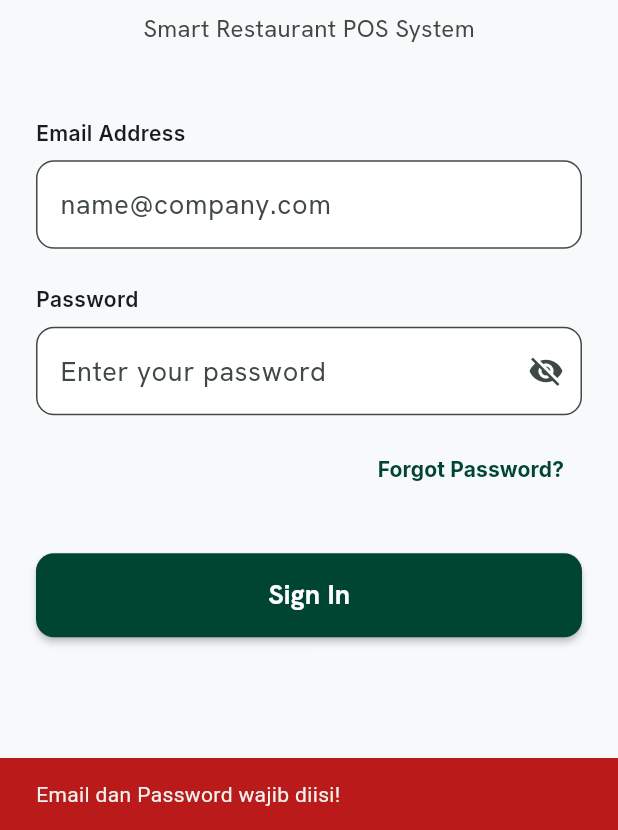
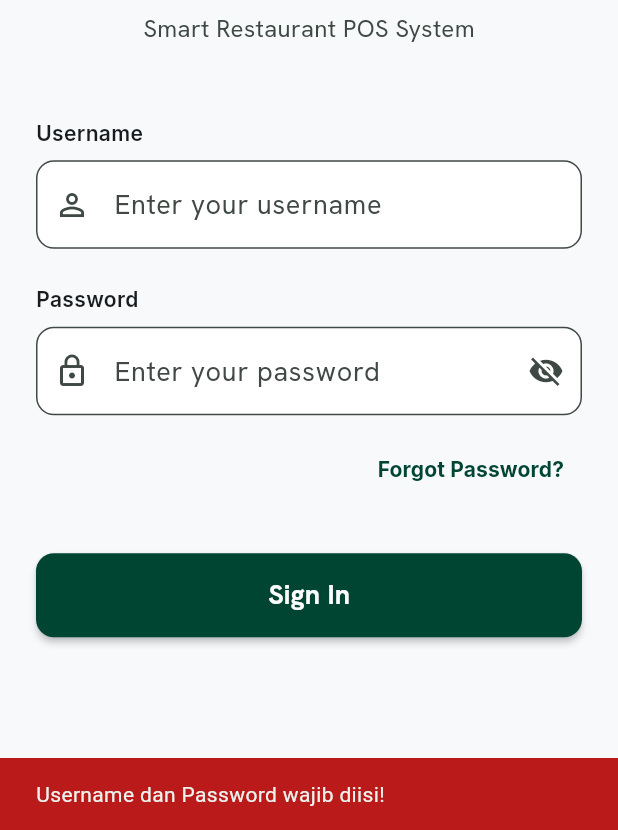
Before and after one commit to Valdric/tubes_sab_baru, a Flutter app: the screen it shows after launch, after a tap on "Sign In", on a phone screen of 412 x 824 dp, the part 406-1236 px from its top. Run offline on Flutter 3.47's test engine with Material 3 defaults, Android fonts, the phone set to English and light mode, and no system bars; our stand-ins replace google_fonts.

Commit message:
fix: endpoint login & body request

```diff
--- a/lib/core/services/api_service.dart
+++ b/lib/core/services/api_service.dart
@@ -4,13 +4,16 @@ import 'package:http/http.dart' as http;
 class ApiService {
   static const String baseUrl = "https://bemobilepos-production.up.railway.app/api/v1";
 
-  Future<Map<String, dynamic>> login(String email, String password) async {
+  Future<Map<String, dynamic>> login(String username, String password) async {
     try {
       final response = await http.post(
-        Uri.parse('$baseUrl/login'),
-        headers: {'Content-Type': 'application/json'},
+        Uri.parse('$baseUrl/auth/login'),
+        headers: {
+          'Content-Type': 'application/json',
+          'Accept': 'application/json',
+        },
         body: jsonEncode({
-          'email': email,
+          'username': username,
           'password': password,
         }),
       );
@@ -18,7 +21,9 @@ class ApiService {
       if (response.statusCode == 200) {
         return jsonDecode(response.body);
       } else if (response.statusCode == 401) {
-        throw 'Email atau Password salah!';
+        throw 'Username atau Password salah!';
+      } else if (response.statusCode == 422) {
+        throw 'Format data tidak valid (422)';
       } else {
         throw 'Gagal terhubung ke server (${response.statusCode})';
       }
--- a/lib/features/auth/screens/login_screen.dart
+++ b/lib/features/auth/screens/login_screen.dart
@@ -15,16 +15,16 @@ class _LoginScreenState extends State<LoginScreen> {
   bool _isPasswordVisible = false;
   bool _isLoading = false; // TAMBAHKAN LOADING STATE
 
-  final TextEditingController _emailController = TextEditingController();
+  final TextEditingController _usernameController = TextEditingController();
   final TextEditingController _passwordController = TextEditingController();
   final ApiService _apiService = ApiService(); // INISIALISASI API SERVICE
 
   // FUNGSI LOGIKA LOGIN KE API
   void _handleLogin() async {
     // Validasi input kosong
-    if (_emailController.text.isEmpty || _passwordController.text.isEmpty) {
+    if (_usernameController.text.isEmpty || _passwordController.text.isEmpty) {
       ScaffoldMessenger.of(context).showSnackBar(
-        const SnackBar(content: Text('Email dan Password wajib diisi!'), backgroundColor: AppColors.error),
+        const SnackBar(content: Text('Username dan Password wajib diisi!'), backgroundColor: AppColors.error),
       );
       return;
     }
@@ -34,7 +34,7 @@ class _LoginScreenState extends State<LoginScreen> {
     try {
       // Panggil fungsi login dari ApiService
       final result = await _apiService.login(
-        _emailController.text,
+        _usernameController.text,
         _passwordController.text,
       );
 
@@ -107,7 +107,7 @@ class _LoginScreenState extends State<LoginScreen> {
 
                 // Form Login
                 Text(
-                  'Email Address',
+                  'Username',
                   style: GoogleFonts.inter(
                     fontSize: 14,
                     fontWeight: FontWeight.w600,
@@ -116,11 +116,12 @@ class _LoginScreenState extends State<LoginScreen> {
                 ),
                 const SizedBox(height: 8),
                 TextField(
-                  controller: _emailController,
-                  keyboardType: TextInputType.emailAddress,
+                  controller: _usernameController,
+                  keyboardType: TextInputType.text,
                   enabled: !_isLoading, // Disable input saat loading
                   decoration: InputDecoration(
-                    hintText: 'name@company.com',
+                    hintText: 'Enter your username',
+                    prefixIcon: const Icon(Icons.person_outline, color: AppColors.onSurfaceVariant),
                     filled: true,
                     fillColor: AppColors.surfaceContainerLowest,
                     border: OutlineInputBorder(
@@ -150,6 +151,7 @@ class _LoginScreenState extends State<LoginScreen> {
                   enabled: !_isLoading, // Disable input saat loading
                   decoration: InputDecoration(
                     hintText: 'Enter your password',
+                    prefixIcon: const Icon(Icons.lock_outline, color: AppColors.onSurfaceVariant),
                     filled: true,
                     fillColor: AppColors.surfaceContainerLowest,
                     suffixIcon: IconButton(
--- a/pubspec.yaml
+++ b/pubspec.yaml
@@ -35,11 +35,11 @@ dependencies:
   # Use with the CupertinoIcons class for iOS style icons.
   cupertino_icons: ^1.0.8
   google_fonts: ^8.1.0
+  http: ^1.2.0
 
 dev_dependencies:
   flutter_test:
     sdk: flutter
-    http: ^1.2.0
 
   # The "flutter_lints" package below contains a set of recommended lints to
   # encourage good coding practices. The lint set provided by the package is
```
Also changed, not shown: pubspec.lock.
